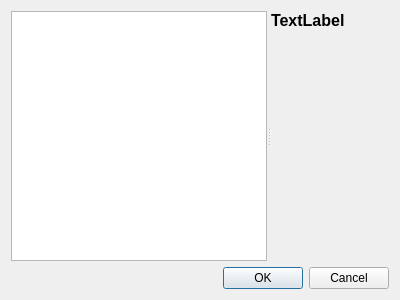
Above: src/Main/ConfigDialog.ui from macgitver/MacGitver before the change. Below: the same form after it.
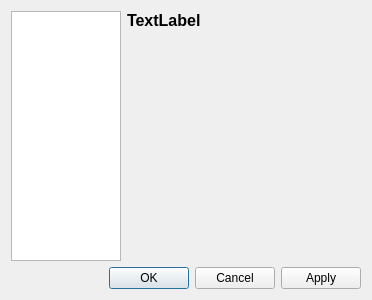
That is the form after the change.

Commit message: MainWindow: Improve ConfigDialog

Diff of the .ui file:
```diff
--- a/src/Main/ConfigDialog.ui
+++ b/src/Main/ConfigDialog.ui
@@ -6,32 +6,34 @@
    <rect>
     <x>0</x>
     <y>0</y>
-    <width>400</width>
+    <width>372</width>
     <height>300</height>
    </rect>
   </property>
   <property name="windowTitle">
    <string>MacGitver Preferences</string>
   </property>
-  <layout class="QVBoxLayout" name="verticalLayout_2">
-   <item>
-    <widget class="QSplitter" name="splitter">
-     <property name="orientation">
-      <enum>Qt::Horizontal</enum>
-     </property>
+  <layout class="QGridLayout" name="gridLayout">
+   <item row="0" column="0" rowspan="2">
      <widget class="QTreeWidget" name="widgetTree">
       <property name="sizePolicy">
-       <sizepolicy hsizetype="Minimum" vsizetype="Minimum">
+      <sizepolicy hsizetype="MinimumExpanding" vsizetype="Minimum">
         <horstretch>0</horstretch>
         <verstretch>0</verstretch>
        </sizepolicy>
       </property>
       <property name="minimumSize">
        <size>
-        <width>100</width>
+       <width>110</width>
         <height>0</height>
        </size>
       </property>
+     <property name="maximumSize">
+      <size>
+       <width>110</width>
+       <height>16777215</height>
+      </size>
+     </property>
       <property name="rootIsDecorated">
        <bool>false</bool>
       </property>
@@ -44,21 +46,11 @@
        </property>
       </column>
      </widget>
-     <widget class="QWidget" name="widget" native="true">
-      <property name="sizePolicy">
-       <sizepolicy hsizetype="MinimumExpanding" vsizetype="MinimumExpanding">
-        <horstretch>1</horstretch>
-        <verstretch>1</verstretch>
-       </sizepolicy>
-      </property>
-      <layout class="QVBoxLayout" name="verticalLayout">
-       <property name="margin">
-        <number>0</number>
-       </property>
-       <item>
+   </item>
+   <item row="0" column="1">
         <widget class="QLabel" name="label">
          <property name="sizePolicy">
-          <sizepolicy hsizetype="Minimum" vsizetype="Minimum">
+      <sizepolicy hsizetype="MinimumExpanding" vsizetype="Minimum">
            <horstretch>0</horstretch>
            <verstretch>0</verstretch>
           </sizepolicy>
@@ -75,7 +67,7 @@
          </property>
         </widget>
        </item>
-       <item>
+   <item row="1" column="1">
         <widget class="QStackedWidget" name="widgets">
          <property name="sizePolicy">
           <sizepolicy hsizetype="MinimumExpanding" vsizetype="MinimumExpanding">
@@ -85,17 +77,13 @@
          </property>
         </widget>
        </item>
-      </layout>
-     </widget>
-    </widget>
-   </item>
-   <item>
+   <item row="2" column="0" colspan="2">
     <widget class="QDialogButtonBox" name="buttonBox">
      <property name="orientation">
       <enum>Qt::Horizontal</enum>
      </property>
      <property name="standardButtons">
-      <set>QDialogButtonBox::Cancel|QDialogButtonBox::Ok</set>
+      <set>QDialogButtonBox::Apply|QDialogButtonBox::Cancel|QDialogButtonBox::Ok</set>
      </property>
     </widget>
    </item>
```
Left out of the diff: 26 changed lines with no effect on the pictures. Lines whose indentation alone changed are shown as unchanged. The commit also changes 9 other files.
